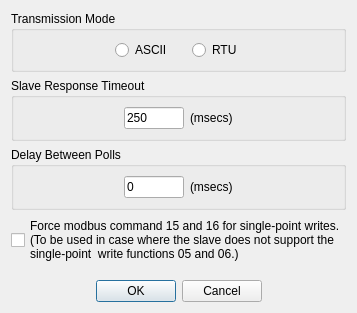
This is modscan64/dialogprotocolselections.ui in sanny32/OpenModScan as Qt 5 draws it before an edit. The edited form follows.
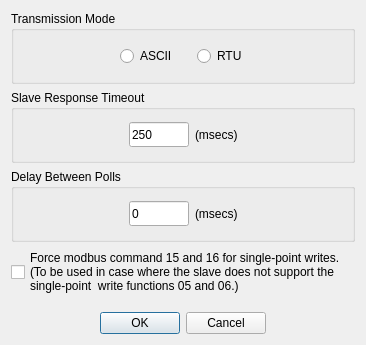
This is the edited form. Custom widgets are drawn as their Qt base class.

Patch:
```diff
--- a/modscan64/dialogprotocolselections.ui
+++ b/modscan64/dialogprotocolselections.ui
@@ -6,8 +6,8 @@
    <rect>
     <x>0</x>
     <y>0</y>
-    <width>350</width>
-    <height>292</height>
+    <width>366</width>
+    <height>345</height>
    </rect>
   </property>
   <property name="windowTitle">
@@ -87,6 +87,12 @@
       </item>
       <item>
        <widget class="NumericLineEdit" name="lineEditTimeout">
+        <property name="minimumSize">
+         <size>
+          <width>0</width>
+          <height>25</height>
+         </size>
+        </property>
         <property name="maximumSize">
          <size>
           <width>60</width>
@@ -142,6 +148,12 @@
       </item>
       <item>
        <widget class="NumericLineEdit" name="lineEditDelay">
+        <property name="minimumSize">
+         <size>
+          <width>0</width>
+          <height>25</height>
+         </size>
+        </property>
         <property name="maximumSize">
          <size>
           <width>60</width>
```
